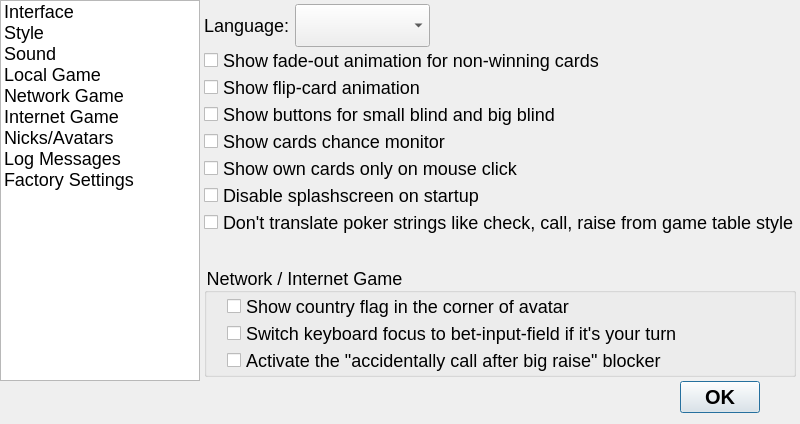
Qt form src/gui/qt/gui_800x480/settingsdialog_800x480.ui (pokerth/pokerth) before a commit.
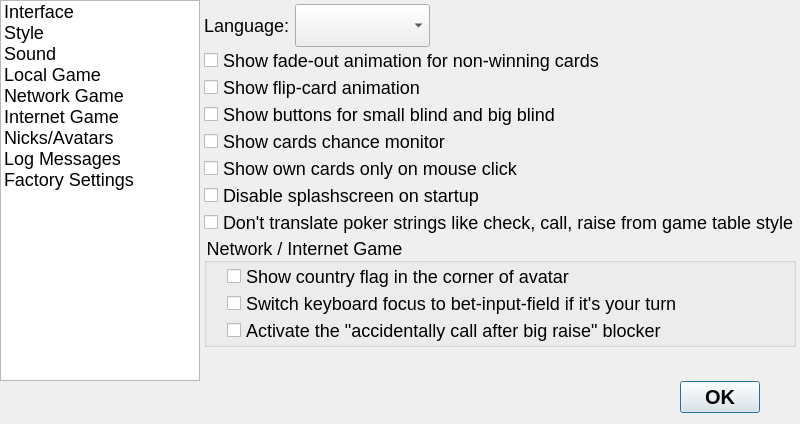
The same form after that commit. Icons and pictures are not drawn. Custom widgets are drawn as their Qt base class.

```diff
--- a/src/gui/qt/gui_800x480/settingsdialog_800x480.ui
+++ b/src/gui/qt/gui_800x480/settingsdialog_800x480.ui
@@ -250,19 +250,6 @@
              </property>
             </widget>
            </item>
-           <item row="7" column="0">
-            <spacer name="verticalSpacer_2">
-             <property name="orientation">
-              <enum>Qt::Vertical</enum>
-             </property>
-             <property name="sizeHint" stdset="0">
-              <size>
-               <width>20</width>
-               <height>40</height>
-              </size>
-             </property>
-            </spacer>
-           </item>
           </layout>
          </item>
          <item row="2" column="0">
@@ -313,6 +300,19 @@
            </layout>
           </widget>
          </item>
+         <item row="3" column="0">
+          <spacer name="verticalSpacer_2">
+           <property name="orientation">
+            <enum>Qt::Vertical</enum>
+           </property>
+           <property name="sizeHint" stdset="0">
+            <size>
+             <width>20</width>
+             <height>40</height>
+            </size>
+           </property>
+          </spacer>
+         </item>
         </layout>
        </widget>
        <widget class="QWidget" name="page_styles">
```
Left out of the diff: 46 changed lines with no effect on the pictures.
